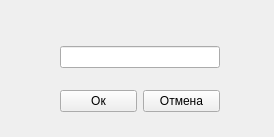
The window that desktop_version/ui/mt_object_rename.ui (WilldyM/AdaptiveInformationalSystem) describes before a commit, drawn with Qt 5.
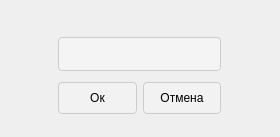
The same window after the commit.

What changed in the file:
```diff
--- a/desktop_version/ui/mt_object_rename.ui
+++ b/desktop_version/ui/mt_object_rename.ui
@@ -6,25 +6,72 @@
    <rect>
     <x>0</x>
     <y>0</y>
-    <width>274</width>
+    <width>280</width>
     <height>137</height>
    </rect>
   </property>
   <property name="windowTitle">
    <string>Переименование объекта</string>
   </property>
-  <widget class="QWidget" name="verticalLayoutWidget">
+  <widget class="QFrame" name="verticalFrame">
    <property name="geometry">
     <rect>
-     <x>60</x>
-     <y>30</y>
-     <width>160</width>
-     <height>99</height>
+     <x>-1</x>
+     <y>-2</y>
+     <width>281</width>
+     <height>141</height>
     </rect>
    </property>
+   <property name="styleSheet">
+    <string notr="true">QFrame {
+margin: 0 50%;
+}
+QPushButton {
+margin-top: 10px; 
+margin-bottom: 20px;
+margin-left: 0px;
+margin-right: 0px;
+max-height: 30px;
+min-height: 30px;
+background-color: rgba(255, 255, 255, 20%); 
+border: 1px solid #ccc;
+border-radius: 4px;
+padding: 0;
+}
+QPushButton:hover {
+    background-color: rgba(255, 255, 255, 80%);
+}
+QPushButton:pressed {
+    background-color: rgba(255, 255, 255, 100%);
+}
+
+QLineEdit {
+margin-top: 30px;
+max-height: 30px;
+min-height: 30px;
+background-color: #F4F4F4;
+color: #404040;
+border: 1px solid #ccc;
+padding: 1px 5px;
+border-radius: 4px;
+}
+
+QLineEdit:hover, QLineEdit:focus {
+    background-color: #FFFFFF;
+    border: 1px solid #9B9B9B;
+}
+</string>
+   </property>
    <layout class="QVBoxLayout" name="verticalLayout">
     <item>
-     <widget class="QLineEdit" name="lineEdit"/>
+     <widget class="QLineEdit" name="lineEdit">
+      <property name="sizePolicy">
+       <sizepolicy hsizetype="Expanding" vsizetype="Expanding">
+        <horstretch>0</horstretch>
+        <verstretch>0</verstretch>
+       </sizepolicy>
+      </property>
+     </widget>
     </item>
     <item>
      <layout class="QHBoxLayout" name="horizontalLayout" stretch="0,0">
@@ -34,7 +81,7 @@
       <item>
        <widget class="QPushButton" name="pushButton">
         <property name="sizePolicy">
-         <sizepolicy hsizetype="Fixed" vsizetype="Fixed">
+         <sizepolicy hsizetype="Expanding" vsizetype="Expanding">
           <horstretch>0</horstretch>
           <verstretch>0</verstretch>
          </sizepolicy>
@@ -50,7 +97,7 @@
       <item>
        <widget class="QPushButton" name="pushButton_2">
         <property name="sizePolicy">
-         <sizepolicy hsizetype="Fixed" vsizetype="Fixed">
+         <sizepolicy hsizetype="Expanding" vsizetype="Expanding">
           <horstretch>0</horstretch>
           <verstretch>0</verstretch>
          </sizepolicy>
```
Left out of the diff: 6 changed lines with no effect on the pictures.
